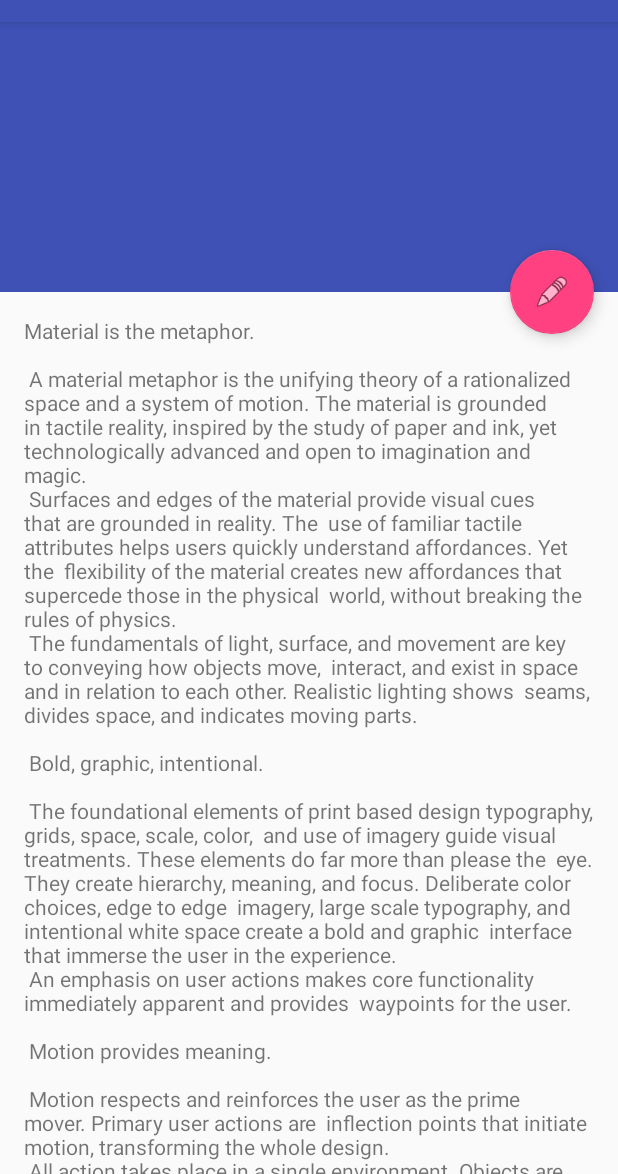
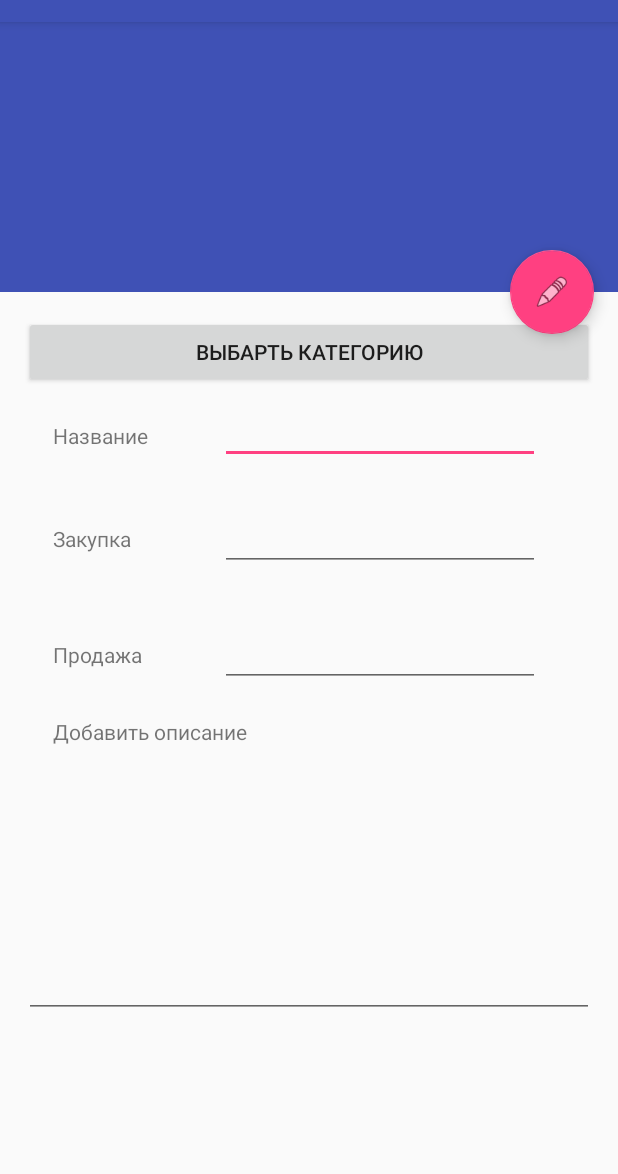
Before and after one commit to DSemk/EuroTeh, an Android app: the screen it shows after launch (MainActivity), in the side drawer, after a tap on "Добавить товар", on a phone screen of 412 x 824 dp, the part 62-1236 px from its top. Run offline under Robolectric (Android 15) with nearby library versions, the phone set to English and light mode, and no system bars.

Commit message:
add scrolling type in addItemFragment

```diff
--- a/app/src/main/res/layout/content_scrolling.xml
+++ b/app/src/main/res/layout/content_scrolling.xml
@@ -6,10 +6,99 @@
     android:layout_height="match_parent"
     app:layout_behavior="@string/appbar_scrolling_view_behavior">
 
-    <TextView
-        android:layout_width="wrap_content"
-        android:layout_height="wrap_content"
-        android:layout_margin="@dimen/text_margin"
-        android:text="@string/large_text" />
+    <RelativeLayout
+        android:id="@+id/ma_container"
+        android:layout_width="match_parent"
+        android:layout_height="500dp"
+        android:padding="16dp"
+        android:layout_alignParentTop="true"
+        android:layout_alignParentStart="true">
+
+        <Button
+            android:text="Выбарть категорию"
+            android:layout_width="match_parent"
+            android:layout_height="wrap_content"
+            android:id="@+id/add_item_category_btn" />
+
+        <TextView
+            android:text="Название"
+            android:layout_width="wrap_content"
+            android:layout_height="wrap_content"
+            android:layout_alignParentTop="true"
+            android:layout_alignParentStart="true"
+            android:layout_marginStart="19dp"
+            android:layout_marginTop="70dp"
+            android:id="@+id/textView" />
+
+        <EditText
+            android:layout_width="wrap_content"
+            android:layout_height="wrap_content"
+            android:inputType="textPersonName"
+            android:ems="10"
+            android:layout_alignParentTop="true"
+            android:layout_alignParentEnd="true"
+            android:layout_marginEnd="36dp"
+            android:layout_marginTop="53dp"
+            android:id="@+id/ai_itemName_et" />
+
+        <EditText
+            android:layout_width="wrap_content"
+            android:layout_height="wrap_content"
+            android:inputType="textPersonName"
+            android:ems="10"
+            android:id="@+id/ai_item_bPriсe_et"
+            android:layout_alignBaseline="@+id/textView2"
+            android:layout_alignBottom="@+id/textView2"
+            android:layout_alignStart="@+id/ai_itemName_et" />
+
+        <EditText
+            android:layout_width="wrap_content"
+            android:layout_height="wrap_content"
+            android:inputType="textPersonName"
+            android:ems="10"
+            android:id="@+id/ai_item_sPrice_et"
+            android:layout_alignBaseline="@+id/textView3"
+            android:layout_alignBottom="@+id/textView3"
+            android:layout_alignStart="@+id/ai_item_bPriсe_et" />
+
+        <TextView
+            android:text="Закупка"
+            android:layout_width="wrap_content"
+            android:layout_height="wrap_content"
+            android:layout_marginTop="40dp"
+            android:id="@+id/textView2"
+            android:layout_below="@+id/ai_itemName_et"
+            android:layout_alignStart="@+id/textView" />
+
+        <TextView
+            android:text="Продажа"
+            android:layout_width="wrap_content"
+            android:layout_height="wrap_content"
+            android:layout_marginTop="46dp"
+            android:id="@+id/textView3"
+            android:layout_below="@+id/ai_item_bPriсe_et"
+            android:layout_alignStart="@+id/textView2" />
+
+        <EditText
+            android:layout_width="match_parent"
+            android:layout_height="150dp"
+            android:inputType="textMultiLine"
+            android:ems="10"
+            android:id="@+id/editText5"
+            android:layout_alignParentBottom="true"
+            android:layout_centerHorizontal="true"
+            android:layout_marginBottom="31dp" />
+
+        <TextView
+            android:text="Добавить описание"
+            android:layout_width="wrap_content"
+            android:layout_height="wrap_content"
+            android:id="@+id/textView4"
+            android:layout_below="@+id/ai_item_sPrice_et"
+            android:layout_alignStart="@+id/textView3"
+            android:layout_marginTop="20dp" />
+
+
+    </RelativeLayout>
 
 </android.support.v4.widget.NestedScrollView>
--- a/app/src/main/res/layout/in_stock_category_list.xml
+++ b/app/src/main/res/layout/in_stock_category_list.xml
@@ -10,20 +10,11 @@
     android:weightSum="1">
 
     <TextView
-        android:layout_width="303dp"
+        android:layout_width="292dp"
         android:layout_height="wrap_content"
         android:padding="16dp"
         android:id="@+id/category_name_tv"
-        tools:text="Item name"
-        android:layout_weight="0.27" />
-
-    <ImageView
-        android:layout_width="wrap_content"
-        android:layout_height="match_parent"
-        app:srcCompat="?android:attr/findOnPageNextDrawable"
-        android:id="@+id/imageView"
-        android:layout_weight="0.80" />
-
+        tools:text="Item name" />
 
 
 
```
